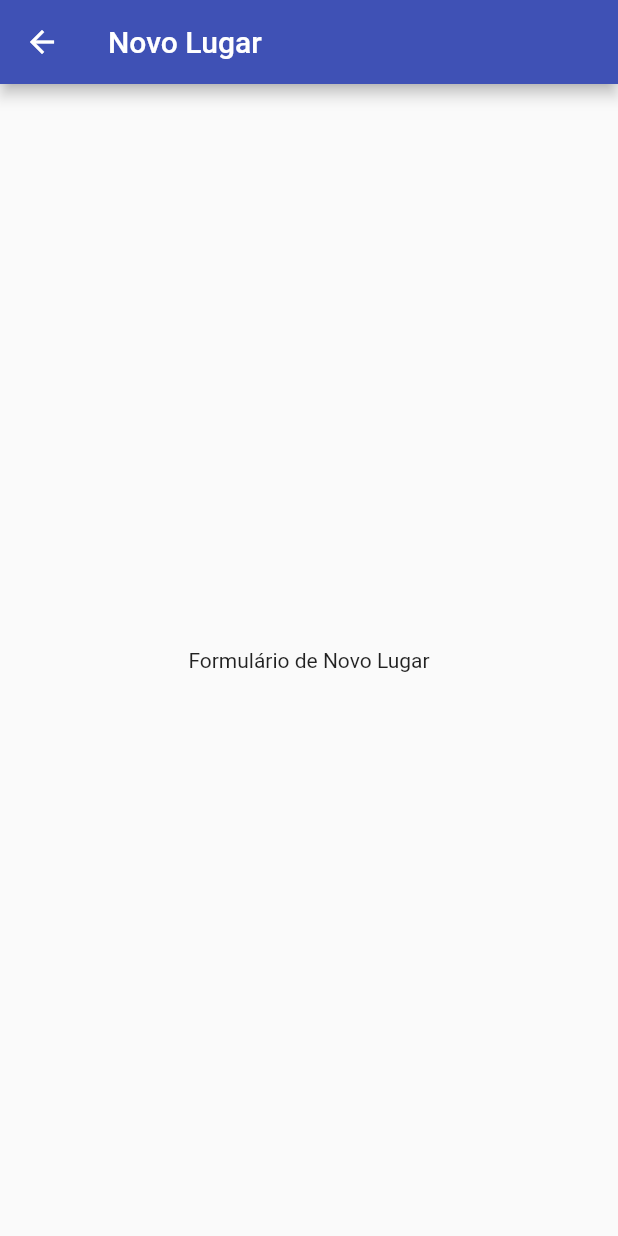
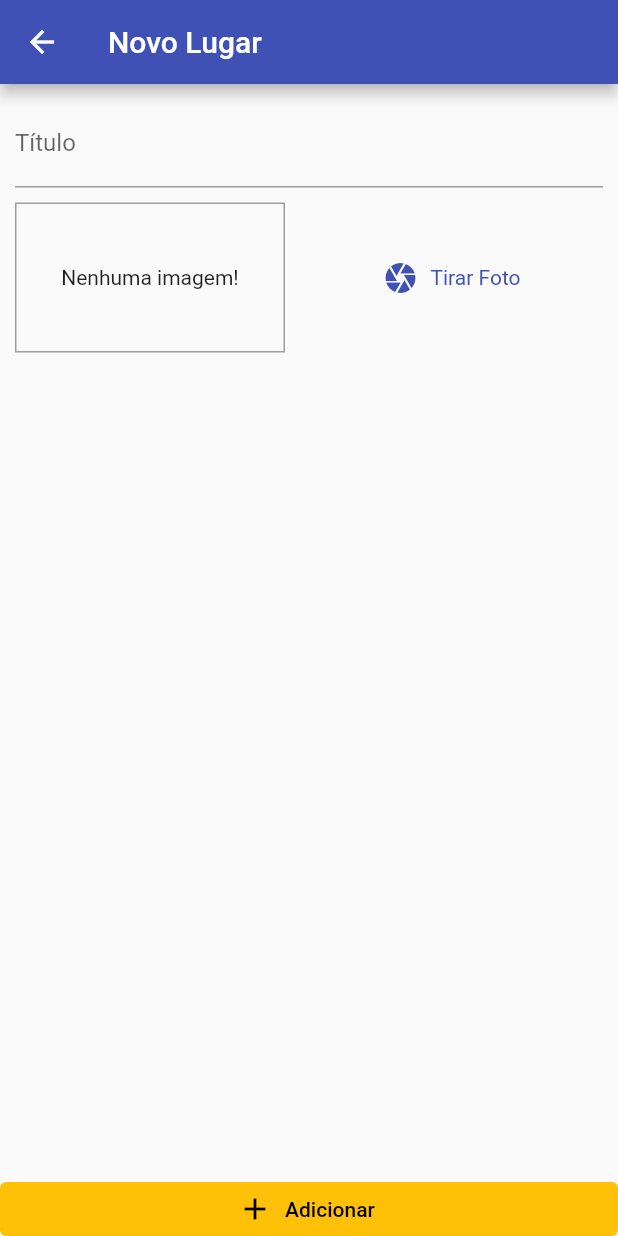
Before and after one commit to LeonardoJaques/places_flutter, a Flutter app: the screen it shows after launch, after a tap on the "add" icon, on a phone screen of 412 x 824 dp. Run offline on Flutter 3.47's test engine with Material 2 defaults, Android fonts, the phone set to English and light mode, and no system bars; our stand-ins replace image_picker.

Commit message:
feat: add capture of image and put in a screen

```diff
--- a/lib/main.dart
+++ b/lib/main.dart
@@ -1,7 +1,9 @@
 import 'package:flutter/material.dart';
+import 'package:places_flutter/providers/great_places.dart';
 import 'package:places_flutter/screens/place_form_screen.dart';
 import 'package:places_flutter/screens/place_list_screen.dart';
 import 'package:places_flutter/utils/app_routes.dart';
+import 'package:provider/provider.dart';
 
 void main() {
   runApp(const MyApp());
@@ -13,7 +15,9 @@ class MyApp extends StatelessWidget {
   // This widget is the root of your application.
   @override
   Widget build(BuildContext context) {
-    return MaterialApp(
+    return ChangeNotifierProvider(
+      create: (ctx) => GreatPlaces(),
+      child: MaterialApp(
         title: 'Flutter Demo',
         theme: ThemeData(
           colorScheme: ColorScheme.fromSwatch(
@@ -26,6 +30,7 @@ class MyApp extends StatelessWidget {
           AppRoutes.PLACE_FORM: (ctx) => const PlaceFormScreen(),
         },
         home: const PlacesListScreen(),
+      ),
     );
   }
 }
--- a/lib/screens/place_form_screen.dart
+++ b/lib/screens/place_form_screen.dart
@@ -1,4 +1,9 @@
+import 'dart:io';
+
 import 'package:flutter/material.dart';
+import 'package:places_flutter/providers/great_places.dart';
+import 'package:places_flutter/widgets/image_input.dart';
+import 'package:provider/provider.dart';
 
 class PlaceFormScreen extends StatefulWidget {
   const PlaceFormScreen({super.key});
@@ -8,14 +13,62 @@ class PlaceFormScreen extends StatefulWidget {
 }
 
 class _PlaceFormScreenState extends State<PlaceFormScreen> {
+  final _titleController = TextEditingController();
+  File? _pickedImage;
+
+  void _selectImage(File pickedImage) {
+    _pickedImage = pickedImage;
+  }
+
+  void _submitForm() {
+    if (_titleController.text.isEmpty || _pickedImage == null) {
+      return;
+    }
+    Provider.of<GreatPlaces>(context, listen: false).addPlace(
+      _titleController.text,
+      _pickedImage!,
+    );
+    Navigator.of(context).pop();
+  }
+
   @override
   Widget build(BuildContext context) {
     return Scaffold(
       appBar: AppBar(
         title: const Text('Novo Lugar'),
       ),
-      body: Center(
-        child: Text('Formulário de Novo Lugar'),
+      body: Column(
+        crossAxisAlignment: CrossAxisAlignment.stretch,
+        children: <Widget>[
+          Expanded(
+            child: SingleChildScrollView(
+              child: Padding(
+                padding: const EdgeInsets.all(10),
+                child: Column(
+                  children: <Widget>[
+                    TextField(
+                      controller: _titleController,
+                      decoration: const InputDecoration(labelText: 'Título'),
+                    ),
+                    const SizedBox(height: 10),
+                    ImageInput(_selectImage),
+                  ],
+                ),
+              ),
+            ),
+          ),
+          ElevatedButton.icon(
+            onPressed: _submitForm,
+            icon: const Icon(Icons.add),
+            label: const Text('Adicionar'),
+            style: ElevatedButton.styleFrom(
+              foregroundColor: Theme.of(context).colorScheme.onSecondary,
+              backgroundColor: Theme.of(context).colorScheme.secondary,
+              elevation: 0,
+              tapTargetSize: MaterialTapTargetSize.shrinkWrap,
+            ),
+          ),
+        ],
       ),
     );
   }
--- a/lib/screens/place_list_screen.dart
+++ b/lib/screens/place_list_screen.dart
@@ -1,5 +1,7 @@
 import 'package:flutter/material.dart';
+import 'package:places_flutter/providers/great_places.dart';
 import 'package:places_flutter/utils/app_routes.dart';
+import 'package:provider/provider.dart';
 
 class PlacesListScreen extends StatelessWidget {
   const PlacesListScreen({super.key});
@@ -21,10 +23,23 @@ class PlacesListScreen extends StatelessWidget {
           ),
         ],
       ),
-      body: Center(
-        child: CircularProgressIndicator(
-          valueColor:
-              AlwaysStoppedAnimation<Color>(theme.colorScheme.secondary),
+      body: Consumer<GreatPlaces>(
+        builder: (ctx, greatePlaces, ch) => greatePlaces.itemsCount == 0
+            ? ch!
+            : ListView.builder(
+                itemCount: greatePlaces.itemsCount,
+                itemBuilder: (ctx, i) => ListTile(
+                  leading: CircleAvatar(
+                    backgroundImage: FileImage(
+                      greatePlaces.itemByIndex(i).image,
+                    ),
+                  ),
+                  title: Text(greatePlaces.itemByIndex(i).title),
+                  onTap: () {},
+                ),
+              ),
+        child: const Center(
+          child: Text('Nenhm Local Cadastrado!'),
         ),
       ),
     );
--- /dev/null
+++ b/lib/widgets/image_input.dart
@@ -0,0 +1,71 @@
+import 'dart:io';
+
+import 'package:flutter/material.dart';
+import 'package:image_picker/image_picker.dart';
+import 'package:path/path.dart' as path;
+import 'package:path_provider/path_provider.dart' as syspaths;
+
+class ImageInput extends StatefulWidget {
+  const ImageInput(this.onSelectImage, {super.key});
+
+  final void Function(File pickedImage) onSelectImage;
+
+  @override
+  State<ImageInput> createState() => _ImageInputState();
+}
+
+class _ImageInputState extends State<ImageInput> {
+  File? _storedImage;
+
+  _takePicture() async {
+    final ImagePicker _picker = ImagePicker();
+    XFile imageFile = await _picker.pickImage(
+      source: ImageSource.camera,
+      maxWidth: 600,
+    ) as XFile;
+
+    setState(() {
+      _storedImage = File(imageFile.path);
+    });
+    final appDir = await syspaths.getApplicationDocumentsDirectory();
+    final fileName = path.basename(_storedImage!.path);
+    final savedImage = await _storedImage!.copy('${appDir.path}/$fileName');
+    widget.onSelectImage(savedImage);
+  }
+
+  @override
+  Widget build(BuildContext context) {
+    return Row(
+      children: <Widget>[
+        Container(
+          width: 180,
+          height: 100,
+          decoration: BoxDecoration(
+            border: Border.all(width: 1, color: Colors.grey),
+          ),
+          alignment: Alignment.center,
+          child: _storedImage != null
+              ? Image.file(
+                  _storedImage!,
+                  width: double.infinity,
+                  fit: BoxFit.cover,
+                )
+              : Text('Nenhuma imagem!'),
+        ),
+        const SizedBox(
+          width: 10,
+        ),
+        Expanded(
+          child: TextButton.icon(
+            onPressed: _takePicture,
+            icon: const Icon(Icons.camera),
+            label: const Text('Tirar Foto'),
+            style: ElevatedButton.styleFrom(
+              textStyle: TextStyle(color: Theme.of(context).primaryColor),
+            ),
+          ),
+        ),
+      ],
+    );
+  }
+}
```
Also changed, not shown: lib/providers/great_places.dart (+16 -0 lines), pubspec.yaml (+5 -4 lines), pubspec.lock, 1 other file. Lines whose indentation alone changed are shown as unchanged.
